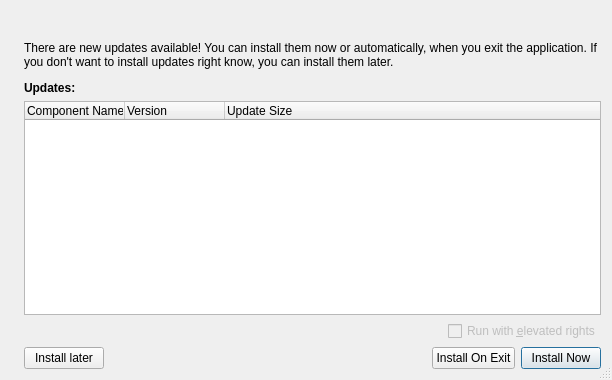
Skycoder42/QtAutoUpdater, file src/autoupdatergui/updateinfodialog.ui: the form before one commit.
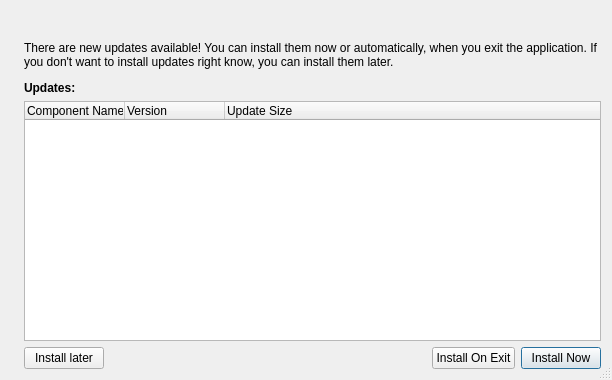
The form after the commit.

Patch:
```diff
--- a/src/autoupdatergui/updateinfodialog.ui
+++ b/src/autoupdatergui/updateinfodialog.ui
@@ -114,33 +114,6 @@
        </column>
       </widget>
      </item>
-     <item>
-      <layout class="QHBoxLayout" name="horizontalLayout_2">
-       <item>
-        <spacer name="horizontalSpacer_2">
-         <property name="orientation">
-          <enum>Qt::Horizontal</enum>
-         </property>
-         <property name="sizeHint" stdset="0">
-          <size>
-           <width>40</width>
-           <height>20</height>
-          </size>
-         </property>
-        </spacer>
-       </item>
-       <item>
-        <widget class="QCheckBox" name="runAdminCheckBox">
-         <property name="enabled">
-          <bool>false</bool>
-         </property>
-         <property name="text">
-          <string>Run with &amp;elevated rights</string>
-         </property>
-        </widget>
-       </item>
-      </layout>
-     </item>
      <item>
       <layout class="QHBoxLayout" name="horizontalLayout">
        <item>
```
Left out of the diff: 1 changed line with no effect on the pictures.
